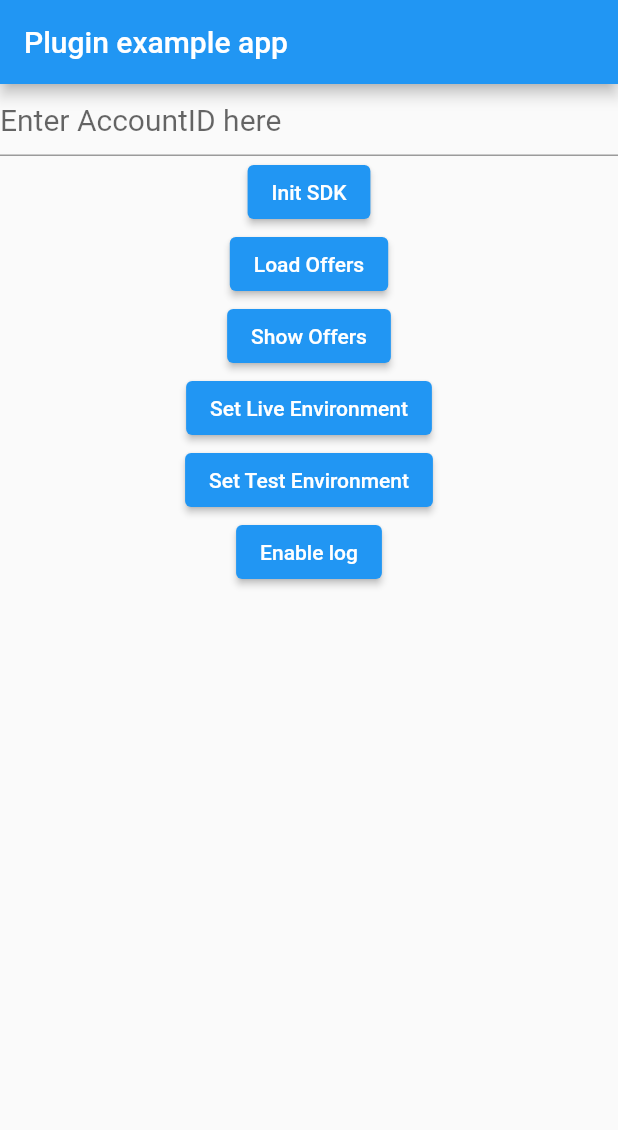
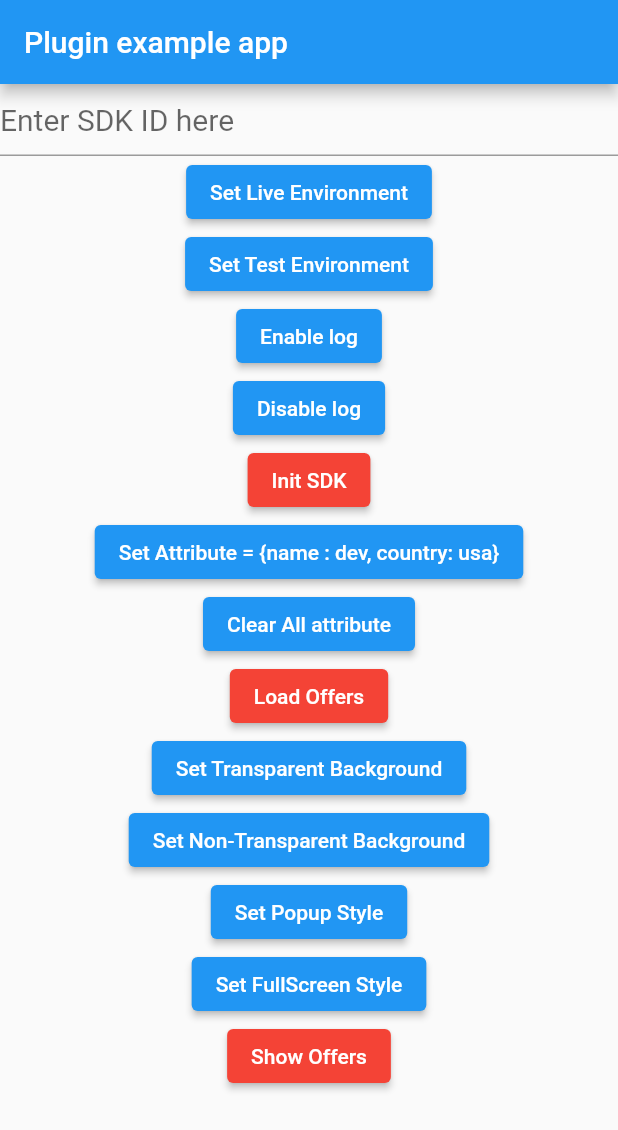
Before and after one commit to AdsPostX/adspostx_flutter, a Flutter app: the screen it shows after launch, on a phone screen of 412 x 824 dp. Shown: the top 1130 px of the screen. Run offline on Flutter 3.47's test engine with Material 2 defaults, Android fonts, the phone set to English and light mode, and no system bars; our stand-ins replace plugin_platform_interface.

Commit message:
version: 0.0.13.
version: 0.0.13.

```diff
--- a/example/lib/adspostxdemo.dart
+++ b/example/lib/adspostxdemo.dart
@@ -16,7 +16,10 @@ class AdsPostXDemo extends StatefulWidget {
 
 class _AdsPostXDemoState extends State<AdsPostXDemo> {
   final _adspostxPlugin = AdspostxFlutter();
-  TextEditingController accountIdInputCtrl = TextEditingController();
+  TextEditingController sdkIdInputCtrl = TextEditingController();
+  bool isTransparent = true;
+  int presentationStyle = 0; // 0 - pop up , 1 - full screen
+  Map<String, String> attributes = {};
 
   @override
   void initState() {
@@ -28,6 +31,8 @@ class _AdsPostXDemoState extends State<AdsPostXDemo> {
     try {
       status = await _adspostxPlugin.setEnvironment(environment);
       log("setEnvironment status: $status");
+      // var utility = Utils(context);
+      // utility.showAlert("setEnvironment status: $status");
     } on PlatformException catch (error) {
       log(error.message as String);
     }
@@ -38,6 +43,8 @@ class _AdsPostXDemoState extends State<AdsPostXDemo> {
     try {
       status = await _adspostxPlugin.enableDebugLog(shouldEnable);
       log("enableDebugLog status: $status");
+      // var utility = Utils(context);
+      // utility.showAlert("enableDebugLog status: $status");
     } on PlatformException catch (error) {
       log(error.message as String);
     }
@@ -49,17 +56,19 @@ class _AdsPostXDemoState extends State<AdsPostXDemo> {
     try {
       status = await _adspostxPlugin.setTimeout(seconds);
       log("setTimeOut status: $status");
+      // var utility = Utils(context);
+      // utility.showAlert("setTimeOut status: $status");
     } on PlatformException catch (error) {
       log(error.message as String);
     }
   }
 
-  Future<void> init(String accountId, BuildContext context) async {
+  Future<void> init(String sdkId, BuildContext context) async {
     bool status = false;
     var utility = Utils(context);
     utility.startLoading();
     try {
-      status = await _adspostxPlugin.init(accountId);
+      status = await _adspostxPlugin.init(sdkId);
       utility.stopLoading();
       utility.showAlert("init status: $status");
     } on PlatformException catch (error) {
@@ -85,6 +94,7 @@ class _AdsPostXDemoState extends State<AdsPostXDemo> {
   Future<void> showOffers(int presentationStyle, bool isTransparent,
       int topMargin, int rightMargin, int bottomMargin, int leftMargin) async {
     bool status = false;
+
     var utility = Utils(context);
     try {
       status = await _adspostxPlugin.showOffers(
@@ -95,9 +105,13 @@ class _AdsPostXDemoState extends State<AdsPostXDemo> {
           bottomMargin,
           leftMargin, (dismissStatus) {
         log("Offer dismiss status is: $dismissStatus");
+        // var utility = Utils(context);
+        // utility.showAlert("Offer dismiss status is: $dismissStatus");
       });
       // _showAlert(context, "show offers status: $statusMessage");
       log("show offers status: $status");
+      // var utility = Utils(context);
+      // utility.showAlert("show offers status: $status");
     } on PlatformException catch (error) {
       utility.showAlert(error.message as String);
     }
@@ -109,27 +123,18 @@ class _AdsPostXDemoState extends State<AdsPostXDemo> {
         appBar: AppBar(
           title: const Text('Plugin example app'),
         ),
-      body: Center(
+        body: SingleChildScrollView(
+          child: Center(
             child: Column(
               children: [
                 TextField(
-              controller: accountIdInputCtrl,
+                  controller: sdkIdInputCtrl,
                   style: const TextStyle(fontSize: 20),
                   decoration: const InputDecoration(
                     border: UnderlineInputBorder(),
-                hintText: 'Enter AccountID here',
+                    hintText: 'Enter SDK ID here',
                   ),
                 ),
-            ElevatedButton(
-                onPressed: () =>
-                    {init(accountIdInputCtrl.text.toString(), context)},
-                child: const Text("Init SDK")),
-            ElevatedButton(
-                onPressed: () => {loadOffers({}, context)},
-                child: const Text("Load Offers")),
-            ElevatedButton(
-                onPressed: () => {showOffers(0, true, 5, 5, 5, 5)},
-                child: const Text("Show Offers")),
                 ElevatedButton(
                     onPressed: () => {setEnvironment(0)},
                     child: const Text("Set Live Environment")),
@@ -140,9 +145,63 @@ class _AdsPostXDemoState extends State<AdsPostXDemo> {
                   onPressed: () => {enableDebugLog(true)},
                   child: const Text("Enable log"),
                 ),
+                ElevatedButton(
+                  onPressed: () => {enableDebugLog(false)},
+                  child: const Text("Disable log"),
+                ),
+                ElevatedButton(
+                    onPressed: () =>
+                        {init(sdkIdInputCtrl.text.toString(), context)},
+                    child: const Text("Init SDK"),
+                    style: ButtonStyle(
+                      backgroundColor:
+                          MaterialStateProperty.all<Color>(Colors.red),
+                    )),
+                ElevatedButton(
+                    onPressed: () => {
+                          attributes = {"name": "dev", "country": "usa"}
+                        },
+                    child: const Text(
+                        "Set Attribute = {name : dev, country: usa}")),
+                ElevatedButton(
+                    onPressed: () => {attributes = {}},
+                    child: const Text("Clear All attribute")),
+                ElevatedButton(
+                    onPressed: () => {loadOffers(attributes, context)},
+                    child: const Text("Load Offers"),
+                    style: ButtonStyle(
+                      backgroundColor:
+                          MaterialStateProperty.all<Color>(Colors.red),
+                    )),
+                ElevatedButton(
+                  onPressed: () => {isTransparent = true},
+                  child: const Text("Set Transparent Background"),
+                ),
+                ElevatedButton(
+                  onPressed: () => {isTransparent = false},
+                  child: const Text("Set Non-Transparent Background"),
+                ),
+                ElevatedButton(
+                  onPressed: () => {presentationStyle = 0},
+                  child: const Text("Set Popup Style"),
+                ),
+                ElevatedButton(
+                  onPressed: () => {presentationStyle = 1},
+                  child: const Text("Set FullScreen Style"),
+                ),
+                ElevatedButton(
+                    onPressed: () => {
+                          showOffers(
+                              presentationStyle, isTransparent, 5, 5, 5, 5)
+                        },
+                    child: const Text("Show Offers"),
+                    style: ButtonStyle(
+                      backgroundColor:
+                          MaterialStateProperty.all<Color>(Colors.red),
+                    )),
               ],
             ),
           ),
-    );
+        ));
   }
 }
--- a/lib/adspostx_flutter.dart
+++ b/lib/adspostx_flutter.dart
@@ -32,11 +32,11 @@ class AdspostxFlutter {
     return AdspostxFlutterPlatform.instance.setTimeout(seconds);
   }
 
-  /// Initialize adspostx with accountId, accountId should be non-empty valid String.
+  /// Initialize adspostx with sdkId, sdkId should be non-empty valid String.
   /// Returns a bool indicating that if init call is successful or not.
   /// In case of error it can also throw exceptions.
-  Future<bool> init(String accountId) {
-    return AdspostxFlutterPlatform.instance.init(accountId);
+  Future<bool> init(String sdkId) {
+    return AdspostxFlutterPlatform.instance.init(sdkId);
   }
 
   /// LoadOffers with specified attributes, attributes should be of Map type.
--- a/lib/adspostx_flutter_method_channel.dart
+++ b/lib/adspostx_flutter_method_channel.dart
@@ -70,15 +70,15 @@ class MethodChannelAdspostxFlutter extends AdspostxFlutterPlatform {
     }
   }
 
-  /// Initialize adspostx with accountId, accountId should be non-empty valid String.
+  /// Initialize adspostx with sdkId, sdkId should be non-empty valid String.
   /// Returns a bool indicating that if init call is successful or not.
   /// In case of error it can also throw exceptions.
   @override
-  Future<bool> init(String accountId) async {
+  Future<bool> init(String sdkId) async {
     try {
       final statusMessage = await methodChannel.invokeMethod(
         "init",
-        {"accountId": accountId},
+        {"sdkId": sdkId},
       );
       return statusMessage;
     } on PlatformException catch (error) {
--- a/lib/adspostx_flutter_platform_interface.dart
+++ b/lib/adspostx_flutter_platform_interface.dart
@@ -54,10 +54,10 @@ abstract class AdspostxFlutterPlatform extends PlatformInterface {
     throw UnimplementedError('setTimeout() has not been implemented.');
   }
 
-  /// Initialize adspostx with accountId, accountId should be non-empty valid String.
+  /// Initialize adspostx with sdkId, sdkId should be non-empty valid String.
   /// Returns a bool indicating that if init call is successful or not.
   /// In case of error it can also throw exceptions.
-  Future<bool> init(String accountId) async {
+  Future<bool> init(String sdkId) async {
     throw UnimplementedError('init() has not been implemented.');
   }
 
--- a/pubspec.yaml
+++ b/pubspec.yaml
@@ -1,6 +1,6 @@
 name: adspostx_flutter
 description: AdsPostX offers a Flutter plugin designed to help you integrate AdsPostX into your Flutter mobile application within minutes.
-version: 0.0.12
+version: 0.0.13
 homepage: "https://github.com/AdsPostX/adspostx_flutter"
 license: MIT
 repository: "https://github.com/AdsPostX/adspostx_flutter.git"
```
Also changed, not shown: 12 other files. Lines whose indentation alone changed are shown as unchanged.
